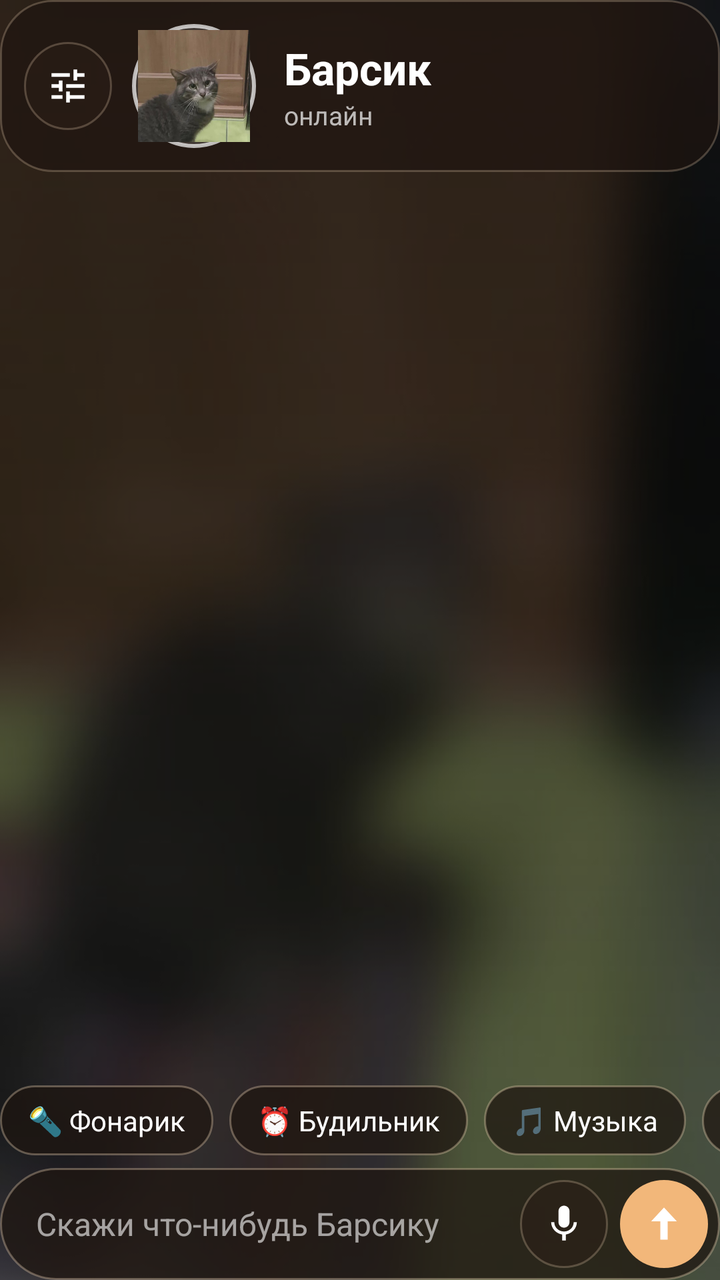
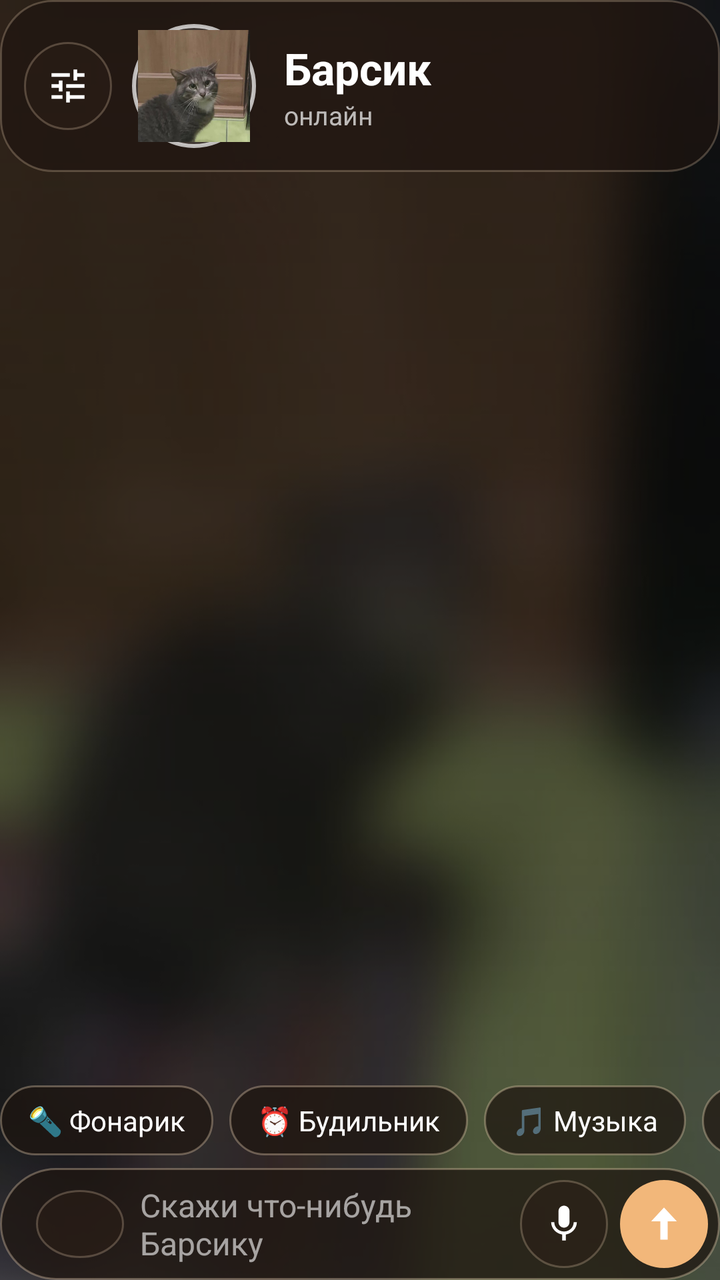

Compare the two renders of this Android layout. The source of the first and the diff that turns it into the second are given below.
<!-- AndroidManifest.xml: application theme Theme.Barsik -->
<!-- res/layout/activity_main.xml -->
<?xml version="1.0" encoding="utf-8"?>
<FrameLayout xmlns:android="http://schemas.android.com/apk/res/android"
    android:layout_width="match_parent"
    android:layout_height="match_parent"
    android:background="#101018">

    <ImageView
        android:layout_width="match_parent"
        android:layout_height="match_parent"
        android:importantForAccessibility="no"
        android:scaleType="centerCrop"
        android:src="@drawable/barsik_blur" />

    <View
        android:layout_width="match_parent"
        android:layout_height="match_parent"
        android:background="@drawable/bg_scrim" />

    <LinearLayout
        android:id="@+id/content"
        android:layout_width="match_parent"
        android:layout_height="match_parent"
        android:orientation="vertical">

        <LinearLayout
            android:id="@+id/header"
            android:layout_width="match_parent"
            android:layout_height="wrap_content"
            android:background="@drawable/bg_glass"
            android:gravity="center_vertical"
            android:orientation="horizontal"
            android:padding="12dp">

            <ImageButton
                android:id="@+id/keyBtn"
                android:layout_width="44dp"
                android:layout_height="44dp"
                android:layout_marginEnd="10dp"
                android:background="@drawable/bg_btn_glass"
                android:contentDescription="Настройки"
                android:padding="11dp"
                android:scaleType="fitCenter"
                android:src="@drawable/ic_tune" />

            <FrameLayout
                android:id="@+id/avatarRing"
                android:layout_width="62dp"
                android:layout_height="62dp"
                android:background="@drawable/bg_ring"
                android:padding="3dp">

                <ImageView
                    android:id="@+id/avatar"
                    android:layout_width="match_parent"
                    android:layout_height="match_parent"
                    android:contentDescription="Барсик"
                    android:scaleType="centerCrop"
                    android:src="@drawable/barsik_avatar" />
            </FrameLayout>

            <LinearLayout
                android:layout_width="0dp"
                android:layout_height="wrap_content"
                android:layout_marginStart="14dp"
                android:layout_weight="1"
                android:orientation="vertical">

                <TextView
                    android:layout_width="wrap_content"
                    android:layout_height="wrap_content"
                    android:text="Барсик"
                    android:textColor="#FFFFFF"
                    android:textSize="22sp"
                    android:textStyle="bold" />

                <TextView
                    android:id="@+id/status"
                    android:layout_width="wrap_content"
                    android:layout_height="wrap_content"
                    android:text="онлайн"
                    android:textColor="#B3FFFFFF"
                    android:textSize="13sp" />
            </LinearLayout>

        </LinearLayout>

        <ScrollView
            android:id="@+id/scroll"
            android:layout_width="match_parent"
            android:layout_height="0dp"
            android:layout_weight="1"
            android:clipToPadding="false"
            android:overScrollMode="never"
            android:paddingTop="8dp"
            android:scrollbars="none">

            <LinearLayout
                android:id="@+id/msgs"
                android:layout_width="match_parent"
                android:layout_height="wrap_content"
                android:orientation="vertical" />
        </ScrollView>

        <HorizontalScrollView
            android:layout_width="match_parent"
            android:layout_height="wrap_content"
            android:paddingBottom="6dp"
            android:scrollbars="none">

            <LinearLayout
                android:layout_width="wrap_content"
                android:layout_height="wrap_content"
                android:orientation="horizontal">

                <TextView
                    android:id="@+id/chipFlash"
                    style="@style/Chip"
                    android:text="🔦 Фонарик" />

                <TextView
                    android:id="@+id/chipAlarm"
                    style="@style/Chip"
                    android:text="⏰ Будильник" />

                <TextView
                    android:id="@+id/chipMusic"
                    style="@style/Chip"
                    android:text="🎵 Музыка" />

                <TextView
                    android:id="@+id/chipTimer"
                    style="@style/Chip"
                    android:text="⏱ Таймер" />

                <TextView
                    android:id="@+id/chipSettings"
                    style="@style/Chip"
                    android:text="⚙️ Настройки" />
            </LinearLayout>
        </HorizontalScrollView>

        <FrameLayout
            android:id="@+id/dlBar"
            android:layout_width="match_parent"
            android:layout_height="34dp"
            android:layout_marginBottom="8dp"
            android:background="@drawable/bg_glass_pill"
            android:clipToOutline="true"
            android:visibility="gone">

            <View
                android:id="@+id/dlFill"
                android:layout_width="0dp"
                android:layout_height="match_parent"
                android:background="#66FFFFFF" />

            <TextView
                android:id="@+id/dlText"
                android:layout_width="match_parent"
                android:layout_height="match_parent"
                android:gravity="center"
                android:text="0%"
                android:textColor="#FFFFFF"
                android:textSize="13sp" />
        </FrameLayout>

        <LinearLayout
            android:id="@+id/inputBar"
            android:layout_width="match_parent"
            android:layout_height="wrap_content"
            android:background="@drawable/bg_glass_pill"
            android:gravity="center_vertical"
            android:orientation="horizontal"
            android:paddingStart="18dp"
            android:paddingTop="6dp"
            android:paddingEnd="6dp"
            android:paddingBottom="6dp">

            <EditText
                android:id="@+id/input"
                android:layout_width="0dp"
                android:layout_height="wrap_content"
                android:layout_weight="1"
                android:background="@null"
                android:hint="Скажи что-нибудь Барсику"
                android:imeOptions="actionSend"
                android:inputType="textCapSentences|textMultiLine"
                android:maxLines="4"
                android:textColor="#FFFFFF"
                android:textColorHint="#99FFFFFF"
                android:textSize="16sp" />

            <ImageButton
                android:id="@+id/micBtn"
                android:layout_width="44dp"
                android:layout_height="44dp"
                android:background="@drawable/bg_btn_glass"
                android:contentDescription="Голос"
                android:padding="11dp"
                android:scaleType="fitCenter"
                android:src="@drawable/ic_mic" />

            <ImageButton
                android:id="@+id/sendBtn"
                android:layout_width="44dp"
                android:layout_height="44dp"
                android:layout_marginStart="6dp"
                android:background="@drawable/bg_btn_send"
                android:contentDescription="Отправить"
                android:padding="11dp"
                android:scaleType="fitCenter"
                android:src="@drawable/ic_send" />
        </LinearLayout>
    </LinearLayout>
</FrameLayout>
<!-- resources referenced by this layout -->
<resources>
  <!-- drawable barsik_avatar: jpg bitmap (drawable-nodpi, 19575 bytes) -->
  <!-- drawable barsik_blur: jpg bitmap (drawable-nodpi, 21780 bytes) -->
  <!-- drawable bg_btn_glass (drawable) -->
  <?xml version="1.0" encoding="utf-8"?>
  <shape xmlns:android="http://schemas.android.com/apk/res/android" android:shape="oval">
      <solid android:color="#8C2A1E16" />
      <stroke android:width="1dp" android:color="#40F2D7B8" />
  </shape>
  <!-- drawable bg_btn_send (drawable) -->
  <?xml version="1.0" encoding="utf-8"?>
  <shape xmlns:android="http://schemas.android.com/apk/res/android" android:shape="oval">
      <solid android:color="#F2B77A" />
  </shape>
  <!-- drawable bg_glass (drawable) -->
  <?xml version="1.0" encoding="utf-8"?>
  <shape xmlns:android="http://schemas.android.com/apk/res/android" android:shape="rectangle">
      <solid android:color="#B31E1510" />
      <stroke android:width="1dp" android:color="#40F2D7B8" />
      <corners android:radius="26dp" />
  </shape>
  <!-- drawable bg_glass_pill (drawable) -->
  <?xml version="1.0" encoding="utf-8"?>
  <shape xmlns:android="http://schemas.android.com/apk/res/android" android:shape="rectangle">
      <solid android:color="#B81E1510" />
      <stroke android:width="1dp" android:color="#55F2D7B8" />
      <corners android:radius="32dp" />
  </shape>
  <!-- drawable bg_ring (drawable) -->
  <?xml version="1.0" encoding="utf-8"?>
  <shape xmlns:android="http://schemas.android.com/apk/res/android" android:shape="oval">
      <solid android:color="#22FFFFFF" />
      <stroke android:width="2dp" android:color="#B3FFFFFF" />
  </shape>
  <!-- drawable bg_scrim (drawable) -->
  <?xml version="1.0" encoding="utf-8"?>
  <shape xmlns:android="http://schemas.android.com/apk/res/android" android:shape="rectangle">
      <gradient
          android:angle="270"
          android:endColor="#66000000"
          android:startColor="#99000000" />
  </shape>
  <!-- drawable ic_mic (drawable) -->
  <?xml version="1.0" encoding="utf-8"?>
  <vector xmlns:android="http://schemas.android.com/apk/res/android"
      android:width="24dp"
      android:height="24dp"
      android:viewportWidth="24"
      android:viewportHeight="24">
      <path
          android:fillColor="#FFFFFF"
          android:pathData="M12,14c1.66,0 2.99,-1.34 2.99,-3L15,5c0,-1.66 -1.34,-3 -3,-3S9,3.34 9,5v6c0,1.66 1.34,3 3,3zM17.3,11c0,3 -2.54,5.1 -5.3,5.1S6.7,14 6.7,11L5,11c0,3.41 2.72,6.23 6,6.72L11,21h2v-3.28c3.28,-0.48 6,-3.3 6,-6.72h-1.7z" />
  </vector>
  <!-- drawable ic_send (drawable) -->
  <?xml version="1.0" encoding="utf-8"?>
  <vector xmlns:android="http://schemas.android.com/apk/res/android"
      android:width="24dp"
      android:height="24dp"
      android:viewportWidth="24"
      android:viewportHeight="24">
      <path
          android:fillColor="#FFFFFF"
          android:pathData="M12,3l-7,7.5h5v10h4v-10h5z" />
  </vector>
  <!-- drawable ic_tune (drawable) -->
  <?xml version="1.0" encoding="utf-8"?>
  <vector xmlns:android="http://schemas.android.com/apk/res/android"
      android:width="22dp"
      android:height="22dp"
      android:viewportWidth="24"
      android:viewportHeight="24">
      <path
          android:fillColor="#FFFFFFFF"
          android:pathData="M3,17v2h6v-2H3zM3,5v2h10V5H3zm10,16v-2h8v-2h-8v-2h-2v6h2zM7,9v2H3v2h4v2h2V9H7zm14,4v-2H11v2h10zm-6-4h2V7h4V5h-4V3h-2v6z" />
  </vector>
  <style name="Chip">
          <item name="android:layout_width">wrap_content</item>
          <item name="android:layout_height">wrap_content</item>
          <item name="android:layout_marginEnd">8dp</item>
          <item name="android:paddingStart">14dp</item>
          <item name="android:paddingEnd">14dp</item>
          <item name="android:paddingTop">8dp</item>
          <item name="android:paddingBottom">8dp</item>
          <item name="android:background">@drawable/bg_glass_pill</item>
          <item name="android:textColor">#FFFFFF</item>
          <item name="android:textSize">14sp</item>
      </style>
  <style name="Theme.Barsik" parent="Theme.AppCompat.DayNight.NoActionBar" />
</resources>

<!-- the commit's change to res/layout/activity_main.xml (unified diff, before → after) -->
@@ -175,6 +175,22 @@
             android:paddingTop="6dp"
             android:paddingEnd="6dp"
             android:paddingBottom="6dp">
+
+            <TextView
+                android:id="@+id/modelChip"
+                android:layout_width="wrap_content"
+                android:layout_height="34dp"
+                android:layout_marginEnd="8dp"
+                android:background="@drawable/bg_btn_glass"
+                android:gravity="center"
+                android:maxWidth="110dp"
+                android:minWidth="44dp"
+                android:paddingStart="12dp"
+                android:paddingEnd="12dp"
+                android:singleLine="true"
+                android:ellipsize="end"
+                android:textColor="#F2B77A"
+                android:textSize="12sp" />
 
             <EditText
                 android:id="@+id/input"
